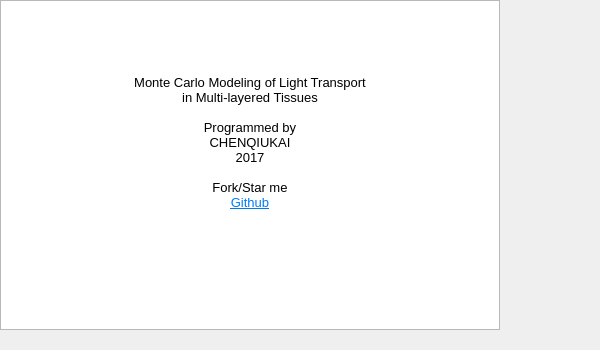
The window that mainwidgets/about.ui (SimonCqk/Photon_Propagation_Simulation) describes before a commit, drawn with Qt 5.
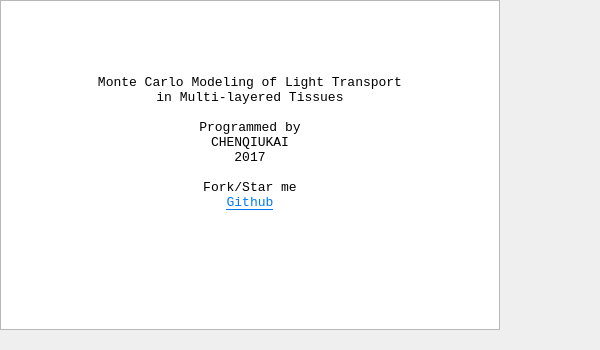
The same window after the commit.

Commit message: about page almost settled.configure page start to design.

Diff of the .ui file:
```diff
--- a/mainwidgets/about.ui
+++ b/mainwidgets/about.ui
@@ -24,28 +24,35 @@
    </property>
    <property name="font">
     <font>
-     <family>Microsoft YaHei UI</family>
+     <family>Consolas</family>
+     <pointsize>10</pointsize>
+     <weight>50</weight>
+     <italic>false</italic>
+     <bold>false</bold>
     </font>
    </property>
+   <property name="styleSheet">
+    <string notr="true">font: 10pt &quot;Consolas&quot;;</string>
+   </property>
    <property name="html">
     <string>&lt;!DOCTYPE HTML PUBLIC &quot;-//W3C//DTD HTML 4.0//EN&quot; &quot;http://www.w3.org/TR/REC-html40/strict.dtd&quot;&gt;
 &lt;html&gt;&lt;head&gt;&lt;meta name=&quot;qrichtext&quot; content=&quot;1&quot; /&gt;&lt;style type=&quot;text/css&quot;&gt;
 p, li { white-space: pre-wrap; }
-&lt;/style&gt;&lt;/head&gt;&lt;body style=&quot; font-family:'Microsoft YaHei UI'; font-size:9pt; font-weight:400; font-style:normal;&quot;&gt;
+&lt;/style&gt;&lt;/head&gt;&lt;body style=&quot; font-family:'Consolas'; font-size:10pt; font-weight:400; font-style:normal;&quot;&gt;
+&lt;p align=&quot;center&quot; style=&quot;-qt-paragraph-type:empty; margin-top:0px; margin-bottom:0px; margin-left:0px; margin-right:0px; -qt-block-indent:0; text-indent:0px; font-family:'SimSun'; font-size:9pt;&quot;&gt;&lt;br /&gt;&lt;/p&gt;
+&lt;p align=&quot;center&quot; style=&quot;-qt-paragraph-type:empty; margin-top:0px; margin-bottom:0px; margin-left:0px; margin-right:0px; -qt-block-indent:0; text-indent:0px; font-family:'SimSun'; font-size:9pt;&quot;&gt;&lt;br /&gt;&lt;/p&gt;
+&lt;p align=&quot;center&quot; style=&quot;-qt-paragraph-type:empty; margin-top:0px; margin-bottom:0px; margin-left:0px; margin-right:0px; -qt-block-indent:0; text-indent:0px; font-family:'SimSun'; font-size:9pt;&quot;&gt;&lt;br /&gt;&lt;/p&gt;
+&lt;p align=&quot;center&quot; style=&quot;-qt-paragraph-type:empty; margin-top:0px; margin-bottom:0px; margin-left:0px; margin-right:0px; -qt-block-indent:0; text-indent:0px; font-family:'SimSun'; font-size:9pt;&quot;&gt;&lt;br /&gt;&lt;/p&gt;
+&lt;p align=&quot;center&quot; style=&quot;-qt-paragraph-type:empty; margin-top:0px; margin-bottom:0px; margin-left:0px; margin-right:0px; -qt-block-indent:0; text-indent:0px; font-family:'SimSun'; font-size:9pt;&quot;&gt;&lt;br /&gt;&lt;/p&gt;
+&lt;p align=&quot;center&quot; style=&quot; margin-top:0px; margin-bottom:0px; margin-left:0px; margin-right:0px; -qt-block-indent:0; text-indent:0px;&quot;&gt;&lt;span style=&quot; font-family:'SimSun';&quot;&gt;Monte Carlo Modeling of Light Transport&lt;/span&gt;&lt;/p&gt;
+&lt;p align=&quot;center&quot; style=&quot; margin-top:0px; margin-bottom:0px; margin-left:0px; margin-right:0px; -qt-block-indent:0; text-indent:0px;&quot;&gt;&lt;span style=&quot; font-family:'SimSun';&quot;&gt;in Multi-layered Tissues&lt;/span&gt;&lt;/p&gt;
 &lt;p align=&quot;center&quot; style=&quot;-qt-paragraph-type:empty; margin-top:0px; margin-bottom:0px; margin-left:0px; margin-right:0px; -qt-block-indent:0; text-indent:0px; font-family:'SimSun';&quot;&gt;&lt;br /&gt;&lt;/p&gt;
+&lt;p align=&quot;center&quot; style=&quot; margin-top:0px; margin-bottom:0px; margin-left:0px; margin-right:0px; -qt-block-indent:0; text-indent:0px;&quot;&gt;&lt;span style=&quot; font-family:'SimSun';&quot;&gt;Programmed by&lt;/span&gt;&lt;/p&gt;
+&lt;p align=&quot;center&quot; style=&quot; margin-top:0px; margin-bottom:0px; margin-left:0px; margin-right:0px; -qt-block-indent:0; text-indent:0px;&quot;&gt;&lt;span style=&quot; font-family:'SimSun';&quot;&gt;CHENQIUKAI&lt;/span&gt;&lt;/p&gt;
+&lt;p align=&quot;center&quot; style=&quot; margin-top:0px; margin-bottom:0px; margin-left:0px; margin-right:0px; -qt-block-indent:0; text-indent:0px;&quot;&gt;&lt;span style=&quot; font-family:'SimSun';&quot;&gt;2017&lt;/span&gt;&lt;/p&gt;
 &lt;p align=&quot;center&quot; style=&quot;-qt-paragraph-type:empty; margin-top:0px; margin-bottom:0px; margin-left:0px; margin-right:0px; -qt-block-indent:0; text-indent:0px; font-family:'SimSun';&quot;&gt;&lt;br /&gt;&lt;/p&gt;
-&lt;p align=&quot;center&quot; style=&quot;-qt-paragraph-type:empty; margin-top:0px; margin-bottom:0px; margin-left:0px; margin-right:0px; -qt-block-indent:0; text-indent:0px; font-family:'SimSun';&quot;&gt;&lt;br /&gt;&lt;/p&gt;
-&lt;p align=&quot;center&quot; style=&quot;-qt-paragraph-type:empty; margin-top:0px; margin-bottom:0px; margin-left:0px; margin-right:0px; -qt-block-indent:0; text-indent:0px; font-family:'SimSun';&quot;&gt;&lt;br /&gt;&lt;/p&gt;
-&lt;p align=&quot;center&quot; style=&quot;-qt-paragraph-type:empty; margin-top:0px; margin-bottom:0px; margin-left:0px; margin-right:0px; -qt-block-indent:0; text-indent:0px; font-family:'SimSun';&quot;&gt;&lt;br /&gt;&lt;/p&gt;
-&lt;p align=&quot;center&quot; style=&quot; margin-top:0px; margin-bottom:0px; margin-left:0px; margin-right:0px; -qt-block-indent:0; text-indent:0px;&quot;&gt;&lt;span style=&quot; font-family:'SimSun'; font-size:10pt;&quot;&gt;Monte Carlo Modeling of Light Transport&lt;/span&gt;&lt;/p&gt;
-&lt;p align=&quot;center&quot; style=&quot; margin-top:0px; margin-bottom:0px; margin-left:0px; margin-right:0px; -qt-block-indent:0; text-indent:0px;&quot;&gt;&lt;span style=&quot; font-family:'SimSun'; font-size:10pt;&quot;&gt;in Multi-layered Tissues&lt;/span&gt;&lt;/p&gt;
-&lt;p align=&quot;center&quot; style=&quot;-qt-paragraph-type:empty; margin-top:0px; margin-bottom:0px; margin-left:0px; margin-right:0px; -qt-block-indent:0; text-indent:0px; font-family:'SimSun'; font-size:10pt;&quot;&gt;&lt;br /&gt;&lt;/p&gt;
-&lt;p align=&quot;center&quot; style=&quot; margin-top:0px; margin-bottom:0px; margin-left:0px; margin-right:0px; -qt-block-indent:0; text-indent:0px;&quot;&gt;&lt;span style=&quot; font-family:'SimSun'; font-size:10pt;&quot;&gt;Programmed by&lt;/span&gt;&lt;/p&gt;
-&lt;p align=&quot;center&quot; style=&quot; margin-top:0px; margin-bottom:0px; margin-left:0px; margin-right:0px; -qt-block-indent:0; text-indent:0px;&quot;&gt;&lt;span style=&quot; font-family:'SimSun'; font-size:10pt;&quot;&gt;CHENQIUKAI&lt;/span&gt;&lt;/p&gt;
-&lt;p align=&quot;center&quot; style=&quot; margin-top:0px; margin-bottom:0px; margin-left:0px; margin-right:0px; -qt-block-indent:0; text-indent:0px;&quot;&gt;&lt;span style=&quot; font-family:'SimSun'; font-size:10pt;&quot;&gt;2017&lt;/span&gt;&lt;/p&gt;
-&lt;p align=&quot;center&quot; style=&quot;-qt-paragraph-type:empty; margin-top:0px; margin-bottom:0px; margin-left:0px; margin-right:0px; -qt-block-indent:0; text-indent:0px; font-family:'SimSun'; font-size:10pt;&quot;&gt;&lt;br /&gt;&lt;/p&gt;
-&lt;p align=&quot;center&quot; style=&quot; margin-top:0px; margin-bottom:0px; margin-left:0px; margin-right:0px; -qt-block-indent:0; text-indent:0px;&quot;&gt;&lt;span style=&quot; font-family:'SimSun'; font-size:10pt;&quot;&gt;Fork/Star me&lt;/span&gt;&lt;/p&gt;
-&lt;p align=&quot;center&quot; style=&quot; margin-top:0px; margin-bottom:0px; margin-left:0px; margin-right:0px; -qt-block-indent:0; text-indent:0px;&quot;&gt;&lt;a href=&quot;https://github.com/SimonCqk/Model_of_LightTransport&quot;&gt;&lt;span style=&quot; font-family:'SimSun'; font-size:10pt; text-decoration: underline; color:#007af4;&quot;&gt;Github&lt;/span&gt;&lt;/a&gt;&lt;/p&gt;&lt;/body&gt;&lt;/html&gt;</string>
+&lt;p align=&quot;center&quot; style=&quot; margin-top:0px; margin-bottom:0px; margin-left:0px; margin-right:0px; -qt-block-indent:0; text-indent:0px;&quot;&gt;&lt;span style=&quot; font-family:'SimSun';&quot;&gt;Fork/Star me&lt;/span&gt;&lt;/p&gt;
+&lt;p align=&quot;center&quot; style=&quot; margin-top:0px; margin-bottom:0px; margin-left:0px; margin-right:0px; -qt-block-indent:0; text-indent:0px;&quot;&gt;&lt;a href=&quot;https://github.com/SimonCqk/Model_of_LightTransport&quot;&gt;&lt;span style=&quot; font-family:'SimSun'; text-decoration: underline; color:#007af4;&quot;&gt;Github&lt;/span&gt;&lt;/a&gt;&lt;/p&gt;&lt;/body&gt;&lt;/html&gt;</string>
    </property>
   </widget>
  </widget>
```
The commit also changes 8 other files.
